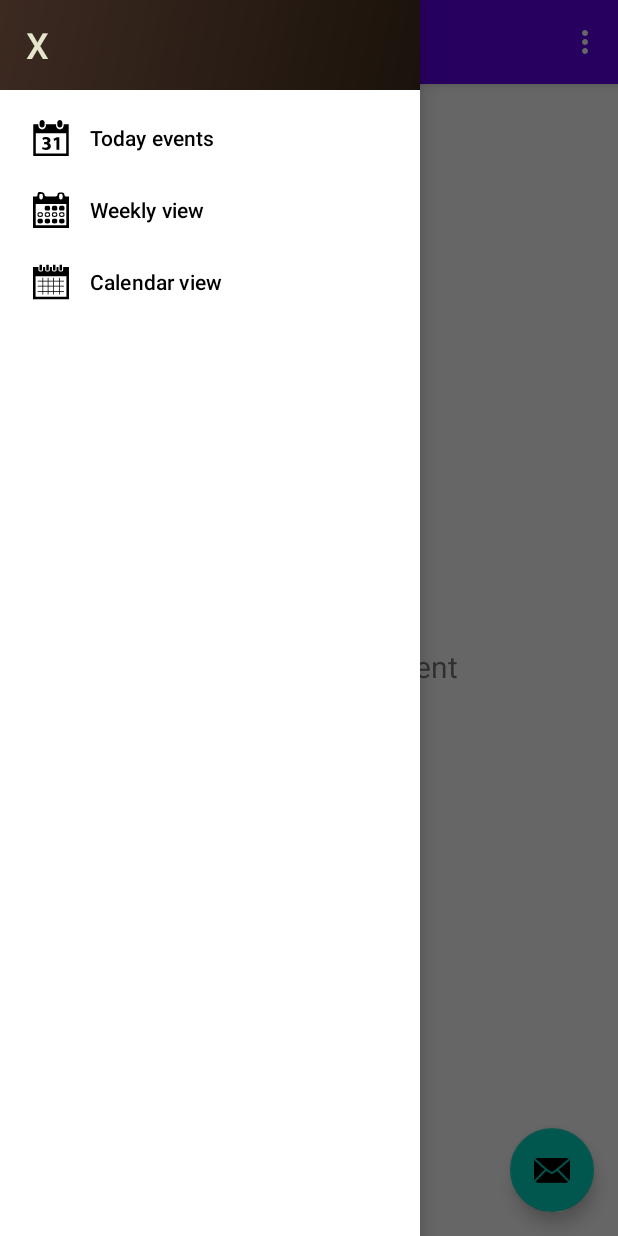
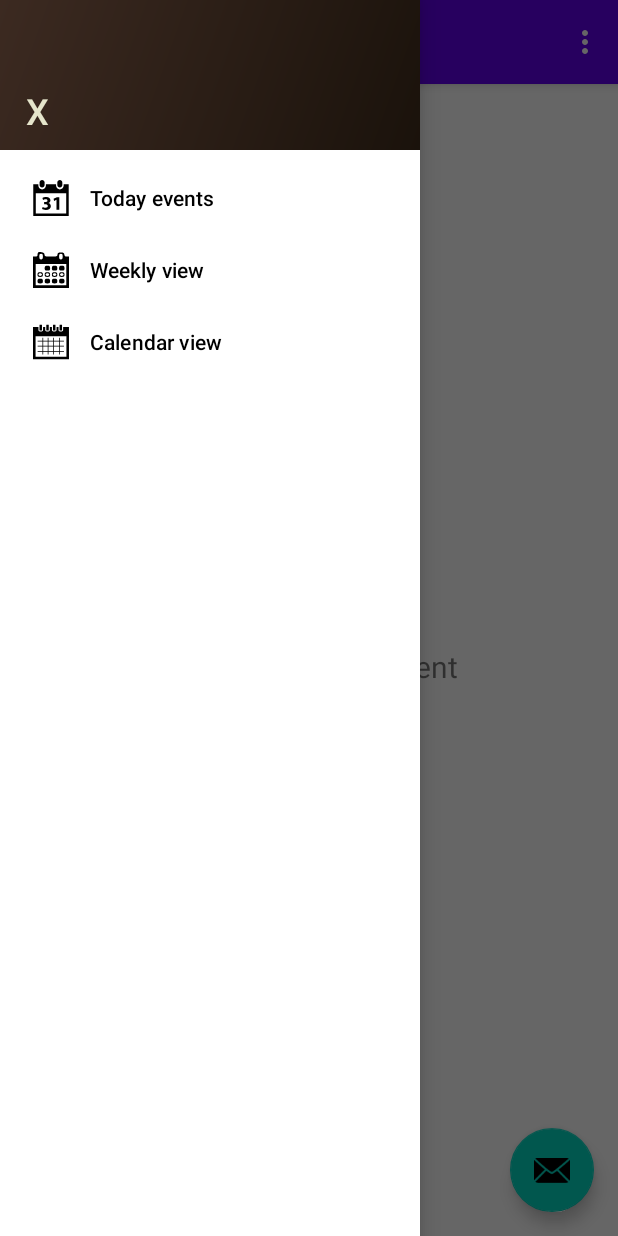
Before and after one commit to TimeMap-Studios/TimeMap, an Android app: the screen it shows after launch (MainActivity), with the side drawer open, on a phone screen of 412 x 824 dp. Run offline under Robolectric (Android 15) with nearby library versions, the phone set to English and light mode, and no system bars; our stand-ins replace navigation-ui.

Commit message:
pequeños ajustes

```diff
--- a/app/src/main/res/layout/nav_header_main.xml
+++ b/app/src/main/res/layout/nav_header_main.xml
@@ -36,7 +36,7 @@
     <Button
         android:id="@+id/button"
         android:layout_width="49dp"
-        android:layout_height="match_parent"
+        android:layout_height="wrap_content"
         android:background="@android:color/transparent"
         android:insetTop="6dp"
         android:text="X"
--- a/app/src/main/res/values/dimens.xml
+++ b/app/src/main/res/values/dimens.xml
@@ -3,6 +3,6 @@
     <dimen name="activity_horizontal_margin">0dp</dimen>
     <dimen name="activity_vertical_margin">0dp</dimen>
     <dimen name="nav_header_vertical_spacing">0dp</dimen>
-    <dimen name="nav_header_height">60dp</dimen>
+    <dimen name="nav_header_height">100dp</dimen>
     <dimen name="fab_margin">16dp</dimen>
 </resources>
```
